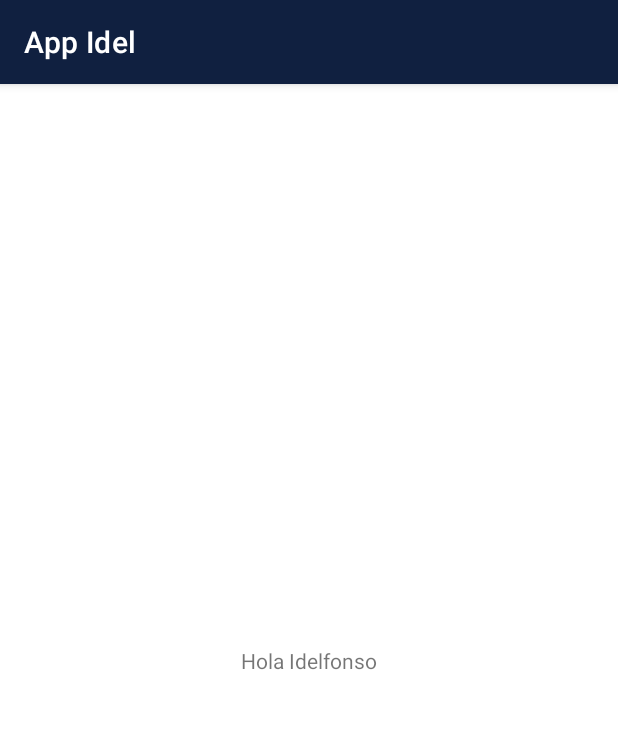
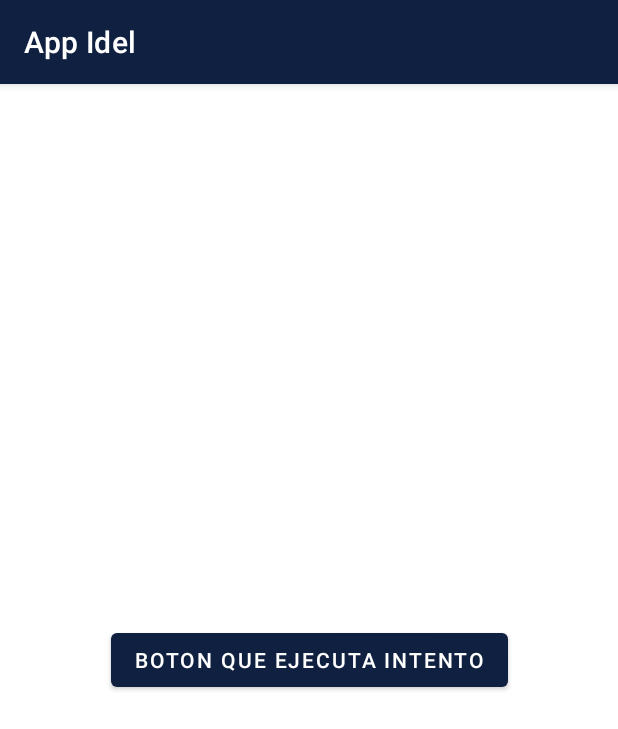
Before and after one commit to droni123/diplomadoDADM, an Android app: the screen it shows after launch (MainActivity before the commit, IntentoImpisito after it), on a phone screen of 412 x 824 dp. Shown: the top 729 px of the screen. Run offline under Robolectric (Android 15) with nearby library versions, the phone set to English and light mode, and no system bars.

Commit message:
Intento Implícito
Se agregaron 2 Activity uno por Wizard y otro Manual | se agrego un intento (Mail) al dar click en un boton

```diff
--- /dev/null
+++ b/app/src/main/java/mx/com/idel/my/diplomado/IntentoImpisito.kt
@@ -0,0 +1,28 @@
+package mx.com.idel.my.diplomado
+
+import android.content.Intent
+import android.net.Uri
+import android.os.Bundle
+import android.widget.Button
+import androidx.appcompat.app.AppCompatActivity
+
+class IntentoImpisito : AppCompatActivity() {
+    override fun onCreate(savedInstanceState: Bundle?) {
+        super.onCreate(savedInstanceState)
+        setContentView(R.layout.activity_intento_impisito)
+        //boton
+        var botonVista = findViewById<Button>(R.id.btn_sed)
+
+        botonVista.setOnClickListener {
+            //creacion de intento
+            var enviarCorreo = Intent(Intent.ACTION_SENDTO).apply {
+                data = Uri.parse("mailto:")
+                putExtra(Intent.EXTRA_EMAIL, arrayOf("icruz@global.unam.mx"))
+                putExtra(Intent.EXTRA_SUBJECT,"Esto es un intento implisito")
+                putExtra(Intent.EXTRA_TEXT,"Este es el cuerpo del correo")
+            }
+            startActivity(Intent.createChooser(enviarCorreo,"Hola"))
+        }
+
+    }
+}
--- /dev/null
+++ b/app/src/main/res/layout/activity_intento_impisito.xml
@@ -0,0 +1,22 @@
+<?xml version="1.0" encoding="utf-8"?>
+<androidx.constraintlayout.widget.ConstraintLayout xmlns:android="http://schemas.android.com/apk/res/android"
+    xmlns:app="http://schemas.android.com/apk/res-auto"
+    xmlns:tools="http://schemas.android.com/tools"
+    android:layout_width="match_parent"
+    android:layout_height="match_parent"
+    tools:context=".IntentoImpisito">
+
+    <Button
+        android:id="@+id/btn_sed"
+        android:layout_width="wrap_content"
+        android:layout_height="wrap_content"
+        android:text="@string/btnintent"
+        app:layout_constraintBottom_toBottomOf="parent"
+        app:layout_constraintEnd_toEndOf="parent"
+        app:layout_constraintHorizontal_bias="0.5"
+        app:layout_constraintStart_toStartOf="parent"
+        app:layout_constraintTop_toTopOf="parent"
+        app:layout_constraintVertical_bias="0.5"
+        tools:ignore="MissingConstraints" />
+
+</androidx.constraintlayout.widget.ConstraintLayout>
--- /dev/null
+++ b/app/src/main/res/layout/activity_intento_impisito2.xml
@@ -0,0 +1,6 @@
+<?xml version="1.0" encoding="utf-8"?>
+<androidx.constraintlayout.widget.ConstraintLayout xmlns:android="http://schemas.android.com/apk/res/android"
+    android:layout_width="match_parent"
+    android:layout_height="match_parent">
+
+</androidx.constraintlayout.widget.ConstraintLayout>
--- a/app/src/main/res/values/strings.xml
+++ b/app/src/main/res/values/strings.xml
@@ -2,4 +2,5 @@
     <string name="app_name">App Idel</string>
     <string name="holaidel">Hola Idelfonso</string>
     <string name="entre_en">Entré a </string>
+    <string name="btnintent">Boton que ejecuta intento</string>
 </resources>
```
Also changed, not shown: app/src/main/AndroidManifest.xml (+18 -3 lines), app/src/main/java/mx/com/idel/my/diplomado/IntentoImplisito2.kt (added, +10 -0 lines).
